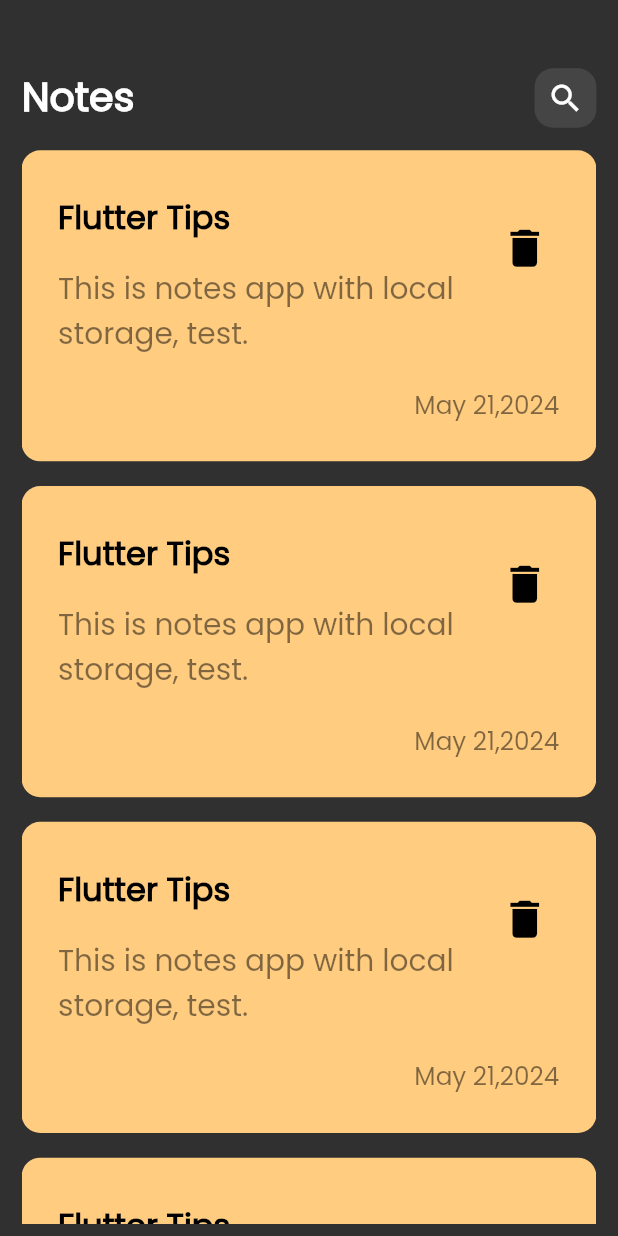
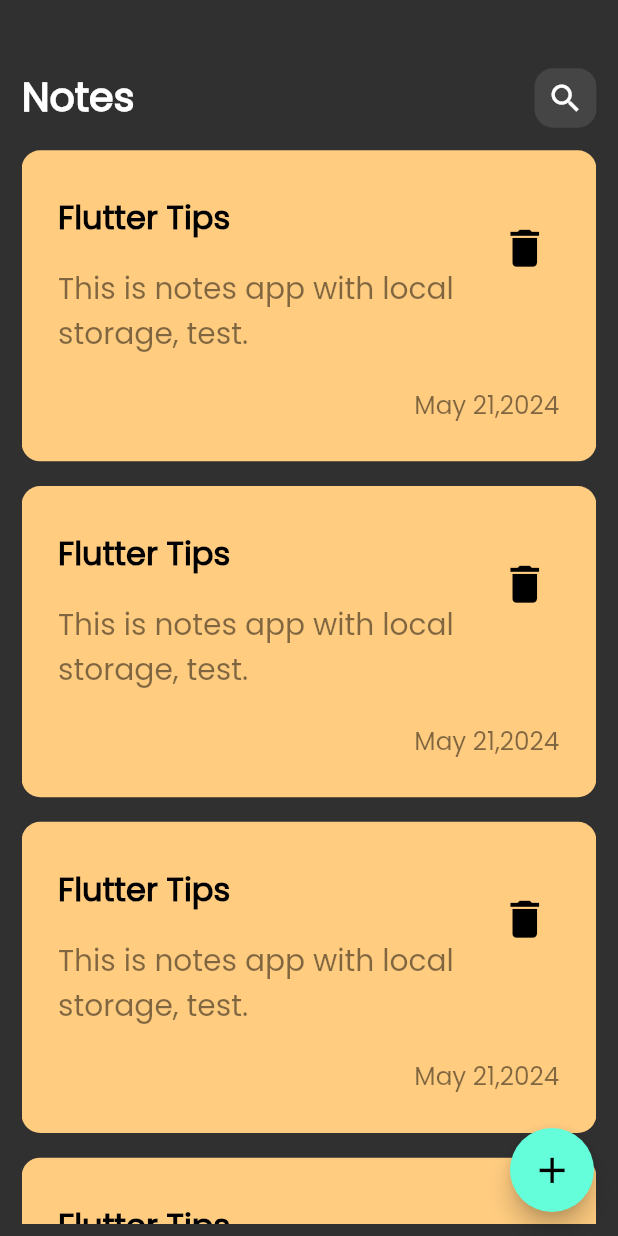
Before and after one commit to MuhammedBashuaib/notes_app_with_local_storage, a Flutter app: the screen it shows after launch, on a phone screen of 412 x 824 dp. Run offline on Flutter 3.47's test engine with Material 2 defaults, Android fonts, the phone set to English and light mode, and no system bars.

Commit message:
ADD floatingActionButton

```diff
--- a/lib/views/notes_view.dart
+++ b/lib/views/notes_view.dart
@@ -1,4 +1,5 @@
 import 'package:flutter/material.dart';
+import 'package:notes_app_with_local_storge/const.dart';
 import 'package:notes_app_with_local_storge/views/widgets/notes_view_body.dart';
 
 class NotesView extends StatelessWidget {
@@ -6,8 +7,15 @@
 
   @override
   Widget build(BuildContext context) {
-    return const Scaffold(
-      body: NotesViewBody(),
+    return Scaffold(
+      floatingActionButton: FloatingActionButton(
+        onPressed: () {},
+        child: Icon(
+          Icons.add,
+          size: heightScreen * .035,
+        ),
+      ),
+      body: const NotesViewBody(),
     );
   }
 }
```
